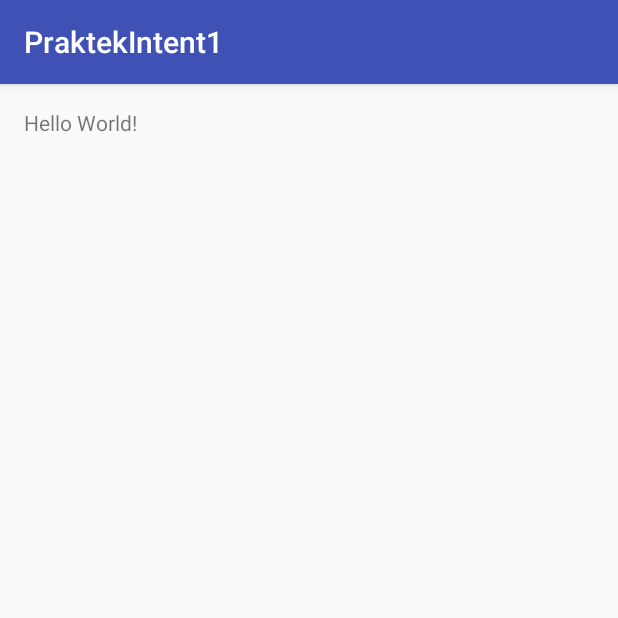
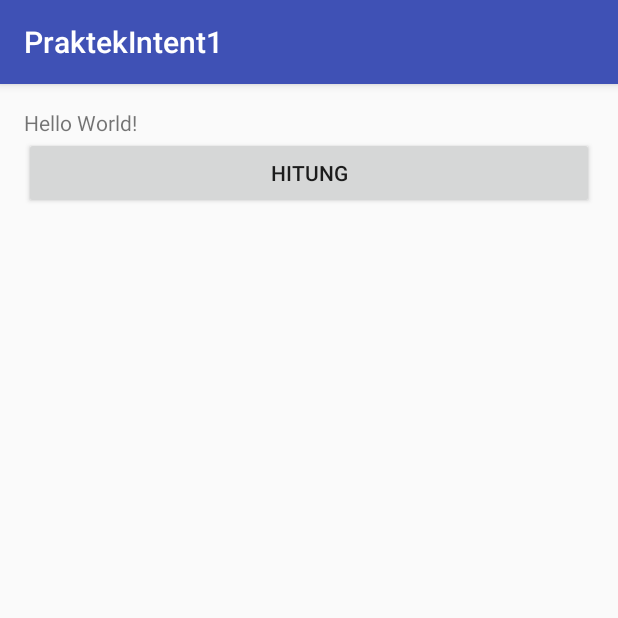
Before and after one commit to cikaandh/PraktekIntent1, an Android app: the screen it shows after launch (MainActivity), on a phone screen of 412 x 824 dp, the top half of it. Run offline under Robolectric (Android 15) with nearby library versions, the phone set to English and light mode, and no system bars.

Commit message:
StartActivity Part 1

```diff
--- a/app/src/main/AndroidManifest.xml
+++ b/app/src/main/AndroidManifest.xml
@@ -15,6 +15,7 @@
                 <category android:name="android.intent.category.LAUNCHER" />
             </intent-filter>
         </activity>
+        <activity android:name=".HasilActivity"></activity>
     </application>
 
 </manifest>
--- a/app/src/main/java/id/sch/smktelkom_mlg/learn/praktekintent1/MainActivity.java
+++ b/app/src/main/java/id/sch/smktelkom_mlg/learn/praktekintent1/MainActivity.java
@@ -1,7 +1,9 @@
 package id.sch.smktelkom_mlg.learn.praktekintent1;
 
+import android.content.Intent;
 import android.support.v7.app.AppCompatActivity;
 import android.os.Bundle;
+import android.view.View;
 
 public class MainActivity extends AppCompatActivity {
 
@@ -9,5 +11,13 @@ public class MainActivity extends AppCompatActivity {
     protected void onCreate(Bundle savedInstanceState) {
         super.onCreate(savedInstanceState);
         setContentView(R.layout.activity_main);
+
+        findViewById(R.id.buttonHitung).setOnClickListener(new View.OnClickListener() {
+            @Override
+            public void onClick(View v)
+            {
+                startActivity(new Intent(MainActivity.this, HasilActivity.class));
+            }
+        });
     }
 }
--- a/app/src/main/res/layout/activity_main.xml
+++ b/app/src/main/res/layout/activity_main.xml
@@ -11,7 +11,14 @@
     tools:context="id.sch.smktelkom_mlg.learn.praktekintent1.MainActivity">
 
     <TextView
-        android:layout_width="wrap_content"
+        android:layout_width="match_parent"
         android:layout_height="wrap_content"
         android:text="Hello World!" />
+
+    <Button
+        android:layout_width="match_parent"
+        android:layout_height="wrap_content"
+        android:id="@+id/buttonHitung"
+        android:text="Hitung"/>
+
 </LinearLayout>
```
Also changed, not shown: app/src/main/java/id/sch/smktelkom_mlg/learn/praktekintent1/HasilActivity.java (added, +13 -0 lines), app/src/main/res/layout/activity_hasil.xml (added, +12 -0 lines).
